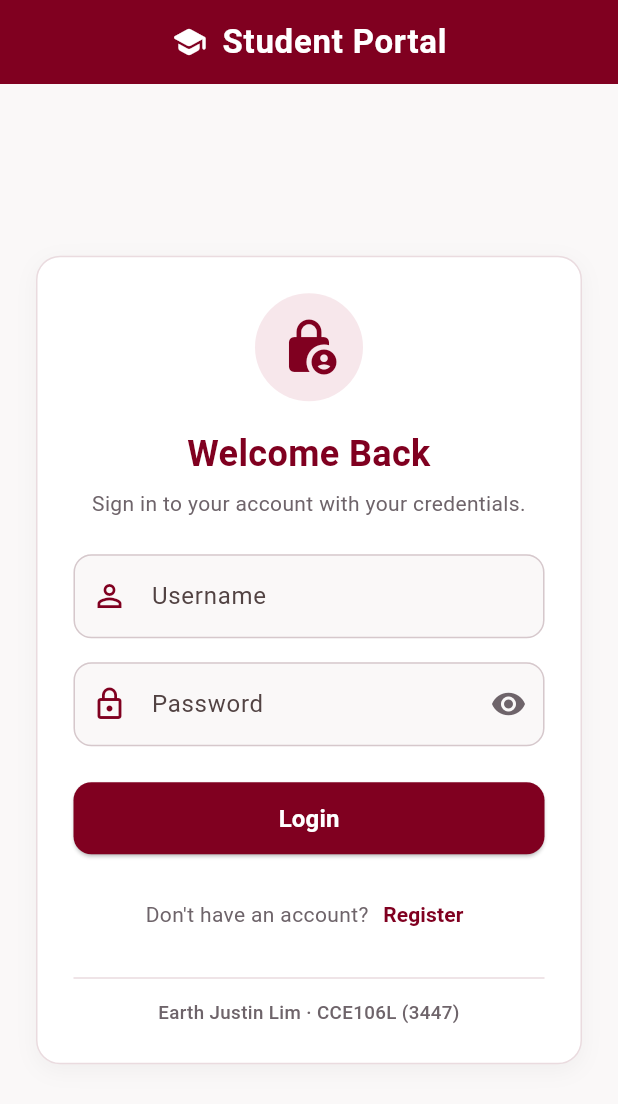
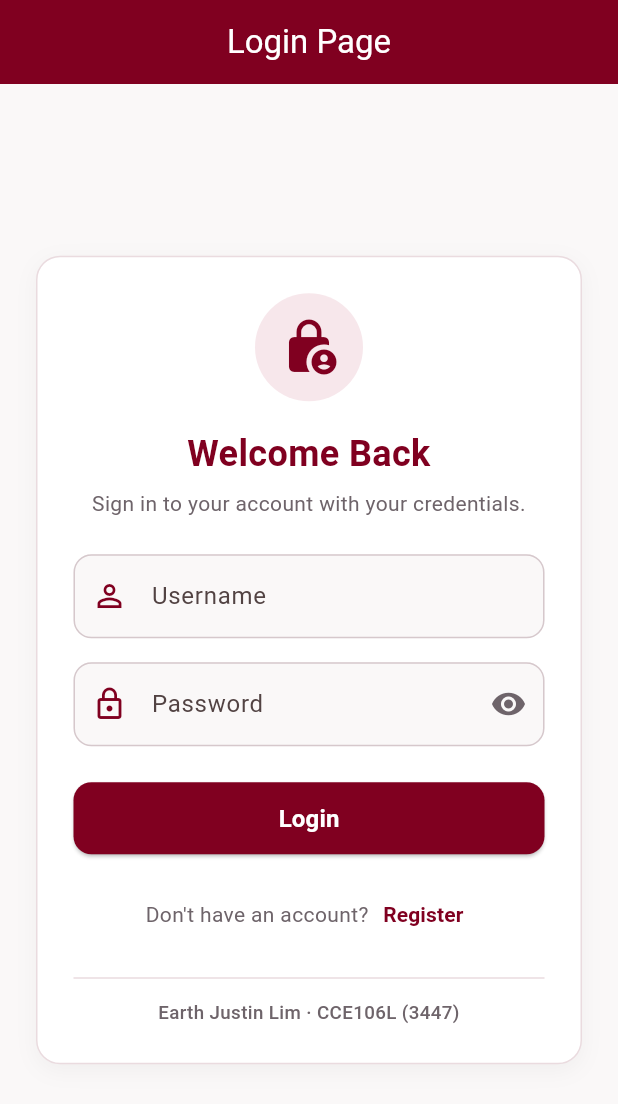
Before and after one commit to LaTerrree07/roomact5-student-navigation, a Flutter app: the screen it shows after launch, on a phone screen of 412 x 824 dp. Shown: the top 1104 px of the screen. Run offline on Flutter 3.47's test engine with Material 3 defaults, Android fonts, the phone set to English and light mode, and no system bars.

Commit message:
style: simplify login header

```diff
--- a/lib/login_screen.dart
+++ b/lib/login_screen.dart
@@ -47,19 +47,7 @@ class _LoginScreenState extends State<LoginScreen> {
   @override
   Widget build(BuildContext context) {
     return Scaffold(
-      appBar: AppBar(
-        title: const Row(
-          mainAxisSize: MainAxisSize.min,
-          children: [
-            Icon(Icons.school_rounded, color: Colors.white, size: 24),
-            SizedBox(width: 10),
-            Text(
-              'Student Portal',
-              style: TextStyle(fontWeight: FontWeight.bold, letterSpacing: 0.5),
-            ),
-          ],
-        ),
-      ),
+      appBar: AppBar(title: const Text('Login Page')),
       body: SafeArea(
         child: Center(
           child: SingleChildScrollView(
```
